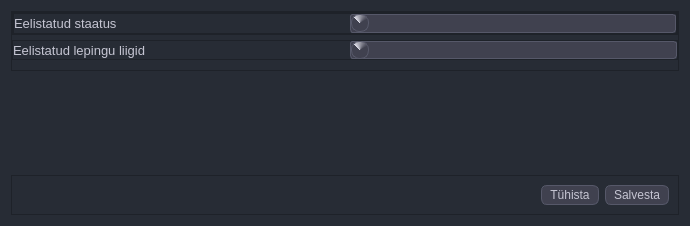
Qt form mailabl-qgis/config/confWidgets/ContractsSetup.ui (TuloliKalver/mailabl-qgis) before a commit.
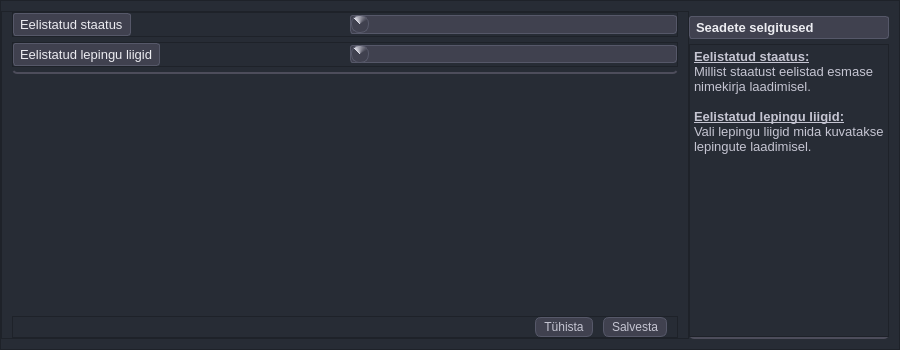
The same form after that commit. Icons and pictures are not drawn. Custom widgets are drawn as their Qt base class.

Commit message: imprved Contracts setup with help. Added Project and Contract setup contract help content

```diff
--- a/mailabl-qgis/config/confWidgets/ContractsSetup.ui
+++ b/mailabl-qgis/config/confWidgets/ContractsSetup.ui
@@ -6,8 +6,8 @@
    <rect>
     <x>0</x>
     <y>0</y>
-    <width>690</width>
-    <height>226</height>
+    <width>900</width>
+    <height>350</height>
    </rect>
   </property>
   <property name="sizePolicy">
@@ -16,6 +16,18 @@
     <verstretch>0</verstretch>
    </sizepolicy>
   </property>
+  <property name="minimumSize">
+   <size>
+    <width>900</width>
+    <height>350</height>
+   </size>
+  </property>
+  <property name="maximumSize">
+   <size>
+    <width>900</width>
+    <height>350</height>
+   </size>
+  </property>
   <property name="font">
    <font>
     <pointsize>10</pointsize>
@@ -27,22 +39,17 @@
    <string>Lepingute seaded</string>
   </property>
   <property name="styleSheet">
-   <string notr="true">/*üleüldine taust ja toonid*/
-/*--gray-0: #fff;
-    --gray-50: #f7f7f8;
-    --gray-100: #ececf1;
-    --gray-200: #d9d9e3;
-    --gray-300: #c5c5d2;
-    --gray-400: #acacbe;
-    --gray-500: #8e8ea0;
-    --gray-600: #565869;
-    --gray-700: #40414f;
-    --gray-800: #343541;
-    --gray-900: #202123;
-    --gray-950: #050509;
-*/
+   <string notr="true">
 
-/*style the combobox itself*/
+#fHelpMenu, 
+#fSettingsPreferrences
+{
+   border: 2px solid #4d4d5b;    /*Same border style as QLineEdit */
+    border-radius: 5px;
+	border-top: none;
+    border-left: none;
+    border-right: none;
+}
 
 
 QWidget{
@@ -106,36 +113,111 @@
 }
 
 QLabel {
+    background-color: #40414f;
+    color: #ececf1;
+    border: 1px solid #565869;
+    border-radius: 3px;
+    padding: 3px;
+}
 
-}</string>
+QLineEdit {
+    background-color: #35363f;  /* Lighter background color */
+    color: #ececf1;
+    /*border: 1px solid #4d4d5b;  Thinner border with a different color */
+    border-radius: 5px;
+    padding: 4px;
+}
+
+QLineEdit:hover {
+    background-color: #3d3e47;  /* Slightly darker background color on hover */
+}
+
+/* Remove top and side borders */
+QLineEdit {
+    border-top: none;
+    border-left: none;
+    border-right: none;
+}
+
+
+
+</string>
   </property>
   <layout class="QVBoxLayout" name="verticalLayout">
+   <property name="spacing">
+    <number>0</number>
+   </property>
+   <property name="leftMargin">
+    <number>0</number>
+   </property>
+   <property name="topMargin">
+    <number>0</number>
+   </property>
+   <property name="rightMargin">
+    <number>0</number>
+   </property>
+   <property name="bottomMargin">
+    <number>0</number>
+   </property>
    <item>
-    <widget class="QFrame" name="f_Main">
+    <widget class="QFrame" name="fContent">
+     <property name="minimumSize">
+      <size>
+       <width>0</width>
+       <height>100</height>
+      </size>
+     </property>
      <property name="frameShape">
       <enum>QFrame::StyledPanel</enum>
      </property>
      <property name="frameShadow">
       <enum>QFrame::Raised</enum>
      </property>
-     <layout class="QVBoxLayout" name="verticalLayout_4">
+     <layout class="QHBoxLayout" name="horizontalLayout_6">
       <property name="spacing">
-       <number>5</number>
+       <number>0</number>
       </property>
       <property name="leftMargin">
        <number>0</number>
       </property>
       <property name="topMargin">
-       <number>0</number>
+       <number>10</number>
       </property>
       <property name="rightMargin">
-       <number>0</number>
+       <number>10</number>
       </property>
       <property name="bottomMargin">
        <number>10</number>
       </property>
       <item>
-       <widget class="QFrame" name="f_Main_2">
+       <widget class="QFrame" name="frame">
+        <property name="frameShape">
+         <enum>QFrame::StyledPanel</enum>
+        </property>
+        <property name="frameShadow">
+         <enum>QFrame::Raised</enum>
+        </property>
+        <layout class="QVBoxLayout" name="verticalLayout_2">
+         <property name="spacing">
+          <number>10</number>
+         </property>
+         <property name="leftMargin">
+          <number>10</number>
+         </property>
+         <property name="topMargin">
+          <number>0</number>
+         </property>
+         <property name="rightMargin">
+          <number>10</number>
+         </property>
+         <property name="bottomMargin">
+          <number>0</number>
+         </property>
+         <item>
+          <widget class="QFrame" name="fSettingsPreferrences">
+           <property name="styleSheet">
+            <string notr="true"/>
+           </property>
         <property name="frameShape">
          <enum>QFrame::StyledPanel</enum>
         </property>
@@ -144,7 +226,7 @@
         </property>
         <layout class="QVBoxLayout" name="verticalLayout_3">
          <property name="spacing">
-          <number>10</number>
+             <number>5</number>
          </property>
          <property name="leftMargin">
           <number>0</number>
@@ -156,17 +238,17 @@
           <number>0</number>
          </property>
          <property name="bottomMargin">
-          <number>0</number>
+             <number>5</number>
          </property>
          <item>
-          <widget class="QFrame" name="f_Main_3">
+             <widget class="QFrame" name="f_Main_5">
            <property name="frameShape">
             <enum>QFrame::StyledPanel</enum>
            </property>
            <property name="frameShadow">
             <enum>QFrame::Raised</enum>
            </property>
-           <layout class="QHBoxLayout" name="horizontalLayout_3">
+              <layout class="QHBoxLayout" name="horizontalLayout_5">
             <property name="spacing">
              <number>10</number>
             </property>
@@ -182,8 +264,8 @@
             <property name="bottomMargin">
              <number>0</number>
             </property>
-            <item>
-             <widget class="QLabel" name="lblCurrect_Cadastral_2">
+               <item alignment="Qt::AlignLeft">
+                <widget class="QLabel" name="lblCurrect_Cadastral_3">
               <property name="font">
                <font>
                 <family>Tahoma</family>
@@ -196,7 +278,7 @@
              </widget>
             </item>
             <item>
-             <widget class="QComboBox" name="cmbPreferredContractStatuses">
+                <widget class="QComboBox" name="cmbPreferredContractStatuses_2">
               <property name="baseSize">
                <size>
                 <width>0</width>
@@ -242,18 +324,15 @@
            </layout>
           </widget>
          </item>
-        </layout>
-       </widget>
-      </item>
       <item>
-       <widget class="QFrame" name="f_Main_1">
+             <widget class="QFrame" name="f_Main_4">
         <property name="frameShape">
          <enum>QFrame::StyledPanel</enum>
         </property>
         <property name="frameShadow">
          <enum>QFrame::Raised</enum>
         </property>
-        <layout class="QHBoxLayout" name="horizontalLayout">
+              <layout class="QHBoxLayout" name="horizontalLayout_4">
          <property name="spacing">
           <number>10</number>
          </property>
@@ -269,8 +348,8 @@
          <property name="bottomMargin">
           <number>0</number>
          </property>
-         <item>
-          <widget class="QLabel" name="lblPreferedContractTypes">
+               <item alignment="Qt::AlignLeft">
+                <widget class="QLabel" name="lblPreferedContractTypes_2">
            <property name="font">
             <font>
              <family>Tahoma</family>
@@ -283,7 +362,7 @@
           </widget>
          </item>
          <item>
-          <widget class="QgsCheckableComboBox" name="cbcb_PreferredContractTypes"/>
+                <widget class="QgsCheckableComboBox" name="cbcb_PreferredContractTypes_2"/>
          </item>
         </layout>
        </widget>
@@ -292,7 +371,7 @@
     </widget>
    </item>
    <item>
-    <spacer name="verticalSpacer">
+          <spacer name="verticalSpacer_2">
      <property name="orientation">
       <enum>Qt::Vertical</enum>
      </property>
@@ -313,6 +392,21 @@
       <enum>QFrame::Raised</enum>
      </property>
      <layout class="QHBoxLayout" name="horizontalLayout_2">
+            <property name="spacing">
+             <number>10</number>
+            </property>
+            <property name="leftMargin">
+             <number>0</number>
+            </property>
+            <property name="topMargin">
+             <number>0</number>
+            </property>
+            <property name="rightMargin">
+             <number>10</number>
+            </property>
+            <property name="bottomMargin">
+             <number>0</number>
+            </property>
       <item>
        <spacer name="horizontalSpacer">
         <property name="orientation">
@@ -331,6 +425,10 @@
         <property name="text">
          <string>Tühista</string>
         </property>
+              <property name="icon">
+               <iconset>
+                <normaloff>../../icons/Icons_hele/x-circle.svg</normaloff>../../icons/Icons_hele/x-circle.svg</iconset>
+              </property>
        </widget>
       </item>
       <item>
@@ -353,6 +451,86 @@
           <height>18</height>
          </size>
         </property>
+             </widget>
+            </item>
+           </layout>
+          </widget>
+         </item>
+        </layout>
+       </widget>
+      </item>
+      <item>
+       <widget class="QFrame" name="fHelpMenu">
+        <property name="minimumSize">
+         <size>
+          <width>200</width>
+          <height>0</height>
+         </size>
+        </property>
+        <property name="maximumSize">
+         <size>
+          <width>200</width>
+          <height>16777215</height>
+         </size>
+        </property>
+        <property name="styleSheet">
+         <string notr="true"/>
+        </property>
+        <property name="frameShape">
+         <enum>QFrame::StyledPanel</enum>
+        </property>
+        <property name="frameShadow">
+         <enum>QFrame::Raised</enum>
+        </property>
+        <layout class="QVBoxLayout" name="verticalLayout_10">
+         <property name="spacing">
+          <number>5</number>
+         </property>
+         <property name="leftMargin">
+          <number>0</number>
+         </property>
+         <property name="topMargin">
+          <number>5</number>
+         </property>
+         <property name="rightMargin">
+          <number>0</number>
+         </property>
+         <property name="bottomMargin">
+          <number>0</number>
+         </property>
+         <item>
+          <widget class="QLabel" name="label_2">
+           <property name="font">
+            <font>
+             <pointsize>10</pointsize>
+             <weight>75</weight>
+             <bold>true</bold>
+            </font>
+           </property>
+           <property name="text">
+            <string>Seadete selgitused</string>
+           </property>
+          </widget>
+         </item>
+         <item>
+          <widget class="QTextEdit" name="textEdit">
+           <property name="font">
+            <font>
+             <pointsize>10</pointsize>
+            </font>
+           </property>
+           <property name="html">
+            <string>&lt;!DOCTYPE HTML PUBLIC &quot;-//W3C//DTD HTML 4.0//EN&quot; &quot;http://www.w3.org/TR/REC-html40/strict.dtd&quot;&gt;
+&lt;html&gt;&lt;head&gt;&lt;meta name=&quot;qrichtext&quot; content=&quot;1&quot; /&gt;&lt;style type=&quot;text/css&quot;&gt;
+p, li { white-space: pre-wrap; }
+&lt;/style&gt;&lt;/head&gt;&lt;body style=&quot; font-family:'MS Shell Dlg 2'; font-size:10pt; font-weight:400; font-style:normal;&quot;&gt;
+&lt;p style=&quot; margin-top:0px; margin-bottom:0px; margin-left:0px; margin-right:0px; -qt-block-indent:0; text-indent:0px;&quot;&gt;&lt;span style=&quot; font-weight:600; text-decoration: underline;&quot;&gt;Eelistatud staatus:&lt;/span&gt;&lt;br /&gt;Millist staatust eelistad esmase nimekirja laadimisel.&lt;/p&gt;
+&lt;p style=&quot;-qt-paragraph-type:empty; margin-top:0px; margin-bottom:0px; margin-left:0px; margin-right:0px; -qt-block-indent:0; text-indent:0px;&quot;&gt;&lt;br /&gt;&lt;/p&gt;
+&lt;p style=&quot; margin-top:0px; margin-bottom:0px; margin-left:0px; margin-right:0px; -qt-block-indent:0; text-indent:0px;&quot;&gt;&lt;span style=&quot; font-weight:600; text-decoration: underline;&quot;&gt;Eelistatud lepingu liigid:&lt;/span&gt;&lt;br /&gt;Vali lepingu liigid mida kuvatakse lepingute laadimisel.&lt;/p&gt;&lt;/body&gt;&lt;/html&gt;</string>
+           </property>
+          </widget>
+         </item>
+        </layout>
        </widget>
       </item>
      </layout>
```
Lines whose indentation alone changed are shown as unchanged. The commit also changes 3 other files.
